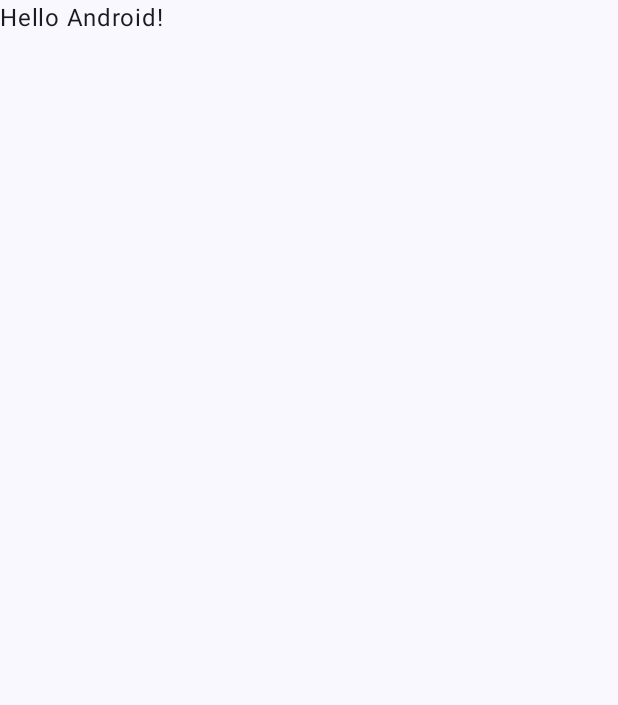
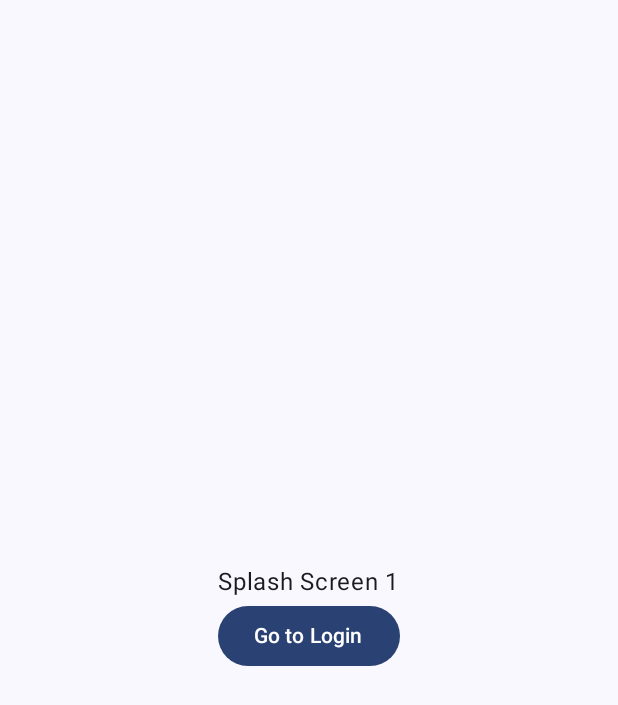
Before and after one commit to ahargunyllib/athena, an Android app built with Jetpack Compose: the screen it shows after launch (MainActivity), on a phone screen of 412 x 824 dp. Before the commit the part shown is almost empty. Shown: the top 705 px of the screen. Run offline under Robolectric (Android 15) with nearby library versions, the phone set to English and light mode, and no system bars.

Commit message:
feat: setting up navigation

```diff
--- a/app/src/main/java/com/ahargunyllib/athena/MainActivity.kt
+++ b/app/src/main/java/com/ahargunyllib/athena/MainActivity.kt
@@ -11,7 +11,8 @@ import androidx.compose.material3.Text
 import androidx.compose.runtime.Composable
 import androidx.compose.ui.Modifier
 import androidx.compose.ui.tooling.preview.Preview
-import com.ahargunyllib.athena.ui.theme.AthenaTheme
+import com.ahargunyllib.athena.features.presentation.designSystem.AthenaTheme
+import com.ahargunyllib.athena.features.presentation.navigation.navHost.ParentNavHost
 
 class MainActivity : ComponentActivity() {
     override fun onCreate(savedInstanceState: Bundle?) {
@@ -19,29 +20,10 @@ class MainActivity : ComponentActivity() {
         enableEdgeToEdge()
         setContent {
             AthenaTheme {
-                Scaffold(modifier = Modifier.fillMaxSize()) { innerPadding ->
-                    Greeting(
-                        name = "Android",
-                        modifier = Modifier.padding(innerPadding)
-                    )
+                Scaffold(modifier = Modifier.fillMaxSize()) { it ->
+                    ParentNavHost()
                 }
             }
         }
     }
 }
-
-@Composable
-fun Greeting(name: String, modifier: Modifier = Modifier) {
-    Text(
-        text = "Hello $name!",
-        modifier = modifier
-    )
-}
-
-@Preview(showBackground = true)
-@Composable
-fun GreetingPreview() {
-    AthenaTheme {
-        Greeting("Android")
-    }
-}
--- a/app/src/main/java/com/ahargunyllib/athena/ui/theme/Color.kt
+++ b/app/src/main/java/com/ahargunyllib/athena/features/presentation/designSystem/Color.kt
@@ -1,4 +1,4 @@
-package com.ahargunyllib.athena.ui.theme
+package com.ahargunyllib.athena.features.presentation.designSystem
 
 import androidx.compose.ui.graphics.Color
 
--- a/app/src/main/java/com/ahargunyllib/athena/ui/theme/Theme.kt
+++ b/app/src/main/java/com/ahargunyllib/athena/features/presentation/designSystem/Theme.kt
@@ -1,6 +1,5 @@
-package com.ahargunyllib.athena.ui.theme
+package com.ahargunyllib.athena.features.presentation.designSystem
 
-import android.app.Activity
 import android.os.Build
 import androidx.compose.foundation.isSystemInDarkTheme
 import androidx.compose.material3.MaterialTheme
@@ -35,7 +34,7 @@ private val LightColorScheme = lightColorScheme(
 
 @Composable
 fun AthenaTheme(
-    darkTheme: Boolean = isSystemInDarkTheme(),
+//    darkTheme: Boolean = isSystemInDarkTheme(),
     // Dynamic color is available on Android 12+
     dynamicColor: Boolean = true,
     content: @Composable () -> Unit
@@ -43,10 +42,10 @@ fun AthenaTheme(
     val colorScheme = when {
         dynamicColor && Build.VERSION.SDK_INT >= Build.VERSION_CODES.S -> {
             val context = LocalContext.current
-            if (darkTheme) dynamicDarkColorScheme(context) else dynamicLightColorScheme(context)
+            dynamicLightColorScheme(context)
         }
 
-        darkTheme -> DarkColorScheme
+//        darkTheme -> DarkColorScheme
         else -> LightColorScheme
     }
 
--- a/app/src/main/java/com/ahargunyllib/athena/ui/theme/Type.kt
+++ b/app/src/main/java/com/ahargunyllib/athena/features/presentation/designSystem/Type.kt
@@ -1,4 +1,4 @@
-package com.ahargunyllib.athena.ui.theme
+package com.ahargunyllib.athena.features.presentation.designSystem
 
 import androidx.compose.material3.Typography
 import androidx.compose.ui.text.TextStyle
--- /dev/null
+++ b/app/src/main/java/com/ahargunyllib/athena/features/presentation/navigation/navHost/AuthNavHost.kt
@@ -0,0 +1,40 @@
+package com.ahargunyllib.athena.features.presentation.navigation.navHost
+
+import androidx.compose.runtime.Composable
+import androidx.navigation.NavController
+import androidx.navigation.compose.NavHost
+import androidx.navigation.compose.composable
+import androidx.navigation.compose.rememberNavController
+import com.ahargunyllib.athena.features.presentation.navigation.navObject.AuthNavObj
+import com.ahargunyllib.athena.features.presentation.screen.auth.login.LoginScreen
+import com.ahargunyllib.athena.features.presentation.screen.auth.register.RegisterScreen
+import com.ahargunyllib.athena.features.presentation.screen.auth.splashScreen.SplashScreen0
+import com.ahargunyllib.athena.features.presentation.screen.auth.splashScreen.SplashScreen1
+
+@Composable
+fun AuthNavHost(
+    parentController: NavController = rememberNavController()
+) {
+    val authController = rememberNavController()
+
+    NavHost(
+        navController = authController,
+        startDestination = AuthNavObj.Splash0NavObj.route
+    ) {
+        composable(AuthNavObj.Splash0NavObj.route) {
+            SplashScreen0(authController = authController)
+        }
+
+        composable(AuthNavObj.Splash1NavObj.route) {
+            SplashScreen1(authController = authController, parentController = parentController)
+        }
+
+        composable(AuthNavObj.LoginNavObj.route) {
+            LoginScreen(authController = authController, parentController = parentController)
+        }
+
+        composable(AuthNavObj.RegisterNavObj.route) {
+            RegisterScreen(authController = authController)
+        }
+    }
+}
--- /dev/null
+++ b/app/src/main/java/com/ahargunyllib/athena/features/presentation/navigation/navHost/ParentNavHost.kt
@@ -0,0 +1,26 @@
+package com.ahargunyllib.athena.features.presentation.navigation.navHost
+
+import androidx.compose.runtime.Composable
+import androidx.navigation.compose.NavHost
+import androidx.navigation.compose.composable
+import androidx.navigation.compose.rememberNavController
+import com.ahargunyllib.athena.features.presentation.navigation.navObject.ParentNavObj
+import com.ahargunyllib.athena.features.presentation.screen.auth.login.LoginScreen
+
+@Composable
+fun ParentNavHost() {
+    val parentNavController = rememberNavController()
+
+    NavHost(
+        navController = parentNavController,
+        startDestination = if (true) ParentNavObj.LoginNavObj.route else ParentNavObj.BottomNavObj.route,
+    ){
+        composable(ParentNavObj.LoginNavObj.route){
+            AuthNavHost(parentNavController)
+        }
+
+        composable(ParentNavObj.BottomNavObj.route){
+            BottomNavHost(parentNavController)
+        }
+    }
+}
--- /dev/null
+++ b/app/src/main/java/com/ahargunyllib/athena/features/presentation/navigation/navObject/AuthNavObj.kt
@@ -0,0 +1,9 @@
+package com.ahargunyllib.athena.features.presentation.navigation.navObject
+
+sealed class AuthNavObj(val route: String) {
+    data object Splash0NavObj : AuthNavObj("splash0")
+    data object Splash1NavObj : AuthNavObj("splash1")
+    data object LoginNavObj : AuthNavObj("login")
+    data object RegisterNavObj : AuthNavObj("register")
+
+}
--- /dev/null
+++ b/app/src/main/java/com/ahargunyllib/athena/features/presentation/navigation/navObject/BottomNavObj.kt
@@ -0,0 +1,6 @@
+package com.ahargunyllib.athena.features.presentation.navigation.navObject
+
+sealed class BottomNavObj (val route: String) {
+    data object HomeNavObj : BottomNavObj("home")
+    data object ProfileNavObj : BottomNavObj("profile")
+}
--- /dev/null
+++ b/app/src/main/java/com/ahargunyllib/athena/features/presentation/navigation/navObject/ParentNavObj.kt
@@ -0,0 +1,6 @@
+package com.ahargunyllib.athena.features.presentation.navigation.navObject
+
+sealed class ParentNavObj (val route: String) {
+    data object LoginNavObj : ParentNavObj("login")
+    data object BottomNavObj : ParentNavObj("bottom")
+}
--- /dev/null
+++ b/app/src/main/java/com/ahargunyllib/athena/features/presentation/screen/auth/login/LoginViewModel.kt
@@ -0,0 +1,4 @@
+package com.ahargunyllib.athena.features.presentation.screen.auth.login
+
+class LoginViewModel {
+}
--- /dev/null
+++ b/app/src/main/java/com/ahargunyllib/athena/features/presentation/screen/auth/register/RegisterViewModel.kt
@@ -0,0 +1,4 @@
+package com.ahargunyllib.athena.features.presentation.screen.auth.register
+
+class RegisterViewModel {
+}
--- /dev/null
+++ b/app/src/main/java/com/ahargunyllib/athena/features/presentation/screen/auth/splashScreen/SplashScreen0.kt
@@ -0,0 +1,40 @@
+package com.ahargunyllib.athena.features.presentation.screen.auth.splashScreen
+
+import androidx.compose.foundation.layout.Arrangement
+import androidx.compose.foundation.layout.Column
+import androidx.compose.foundation.layout.fillMaxSize
+import androidx.compose.material3.Button
+import androidx.compose.material3.Scaffold
+import androidx.compose.material3.Text
+import androidx.compose.runtime.Composable
+import androidx.compose.runtime.LaunchedEffect
+import androidx.compose.ui.Alignment
+import androidx.compose.ui.Modifier
+import androidx.navigation.NavController
+import androidx.navigation.compose.rememberNavController
+import com.ahargunyllib.athena.features.presentation.navigation.navObject.AuthNavObj
+import com.ahargunyllib.athena.features.presentation.navigation.navObject.ParentNavObj
+import kotlinx.coroutines.delay
+
+
+@Composable
+fun SplashScreen0(
+    authController: NavController = rememberNavController(),
+) {
+    LaunchedEffect(Unit) {
+        delay(2500)
+        authController.navigate(AuthNavObj.Splash1NavObj.route)
+    }
+
+    Scaffold(
+        modifier = Modifier.fillMaxSize()
+    ) { it ->
+        Column(
+            modifier = Modifier.fillMaxSize(),
+            verticalArrangement = Arrangement.Center,
+            horizontalAlignment = Alignment.CenterHorizontally,
+        ) {
+            Text(text = "Splash Screen 0 ")
+        }
+    }
+}
--- /dev/null
+++ b/app/src/main/java/com/ahargunyllib/athena/features/presentation/screen/auth/splashScreen/SplashScreen1.kt
@@ -0,0 +1,46 @@
+package com.ahargunyllib.athena.features.presentation.screen.auth.splashScreen
+
+import androidx.compose.foundation.layout.Arrangement
+import androidx.compose.foundation.layout.Column
+import androidx.compose.foundation.layout.fillMaxSize
+import androidx.compose.material3.Button
+import androidx.compose.material3.Scaffold
+import androidx.compose.material3.Text
+import androidx.compose.runtime.Composable
+import androidx.compose.runtime.LaunchedEffect
+import androidx.compose.ui.Alignment
+import androidx.compose.ui.Modifier
+import androidx.navigation.NavController
+import androidx.navigation.compose.rememberNavController
+import com.ahargunyllib.athena.features.presentation.navigation.navObject.AuthNavObj
+import com.ahargunyllib.athena.features.presentation.navigation.navObject.ParentNavObj
+
+
+@Composable
+fun SplashScreen1(
+    authController: NavController = rememberNavController(),
+    parentController: NavController = rememberNavController()
+) {
+
+
+    Scaffold(
+        modifier = Modifier.fillMaxSize()
+    ) { it ->
+        Column(
+            modifier = Modifier.fillMaxSize(),
+            verticalArrangement = Arrangement.Center,
+            horizontalAlignment = Alignment.CenterHorizontally,
+        ) {
+            Text(text = "Splash Screen 1")
+            Button(
+                onClick = {
+                    authController.navigate(
+                        AuthNavObj.LoginNavObj.route
+                    )
+                },
+            ){
+                Text(text = "Go to Login")
+            }
+        }
+    }
+}
--- /dev/null
+++ b/app/src/main/java/com/ahargunyllib/athena/features/presentation/screen/home/HomeViewModel.kt
@@ -0,0 +1,4 @@
+package com.ahargunyllib.athena.features.presentation.screen.home
+
+class HomeViewModel {
+}
--- /dev/null
+++ b/app/src/main/java/com/ahargunyllib/athena/features/presentation/screen/profile/ProfileViewModel.kt
@@ -0,0 +1,4 @@
+package com.ahargunyllib.athena.features.presentation.screen.profile
+
+class ProfileViewModel {
+}
```
Also changed, not shown: app/src/main/java/com/ahargunyllib/athena/features/presentation/navigation/navHost/BottomNavHost.kt (added, +175 -0 lines), app/src/main/java/com/ahargunyllib/athena/features/presentation/screen/auth/login/LoginScreen.kt (added, +47 -0 lines), app/src/main/java/com/ahargunyllib/athena/features/presentation/screen/auth/register/RegisterScreen.kt (added, +37 -0 lines), app/src/main/java/com/ahargunyllib/athena/features/presentation/screen/home/HomeScreen.kt (added, +33 -0 lines), app/src/main/java/com/ahargunyllib/athena/features/presentation/screen/profile/ProfileScreen.kt (added, +31 -0 lines).
